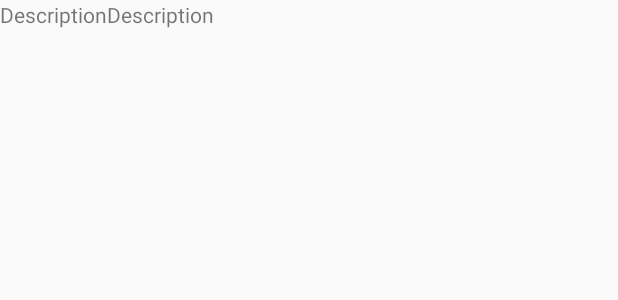
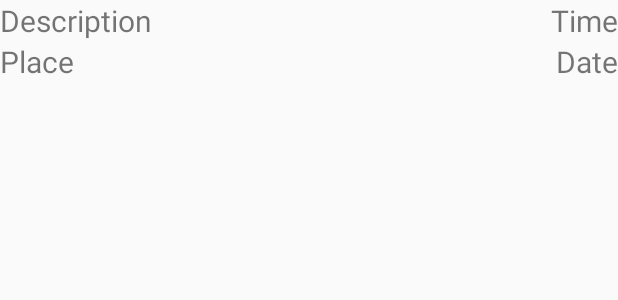
Before and after one commit to ProjectGo/AndroidApp, an Android app: the layout event.xml on its own in the app's theme, with its tools: preview values and no code run, on a phone screen of 412 x 824 dp. Shown: the top 300 px of the screen. Run offline under Robolectric (Android 15) with nearby library versions, the phone set to English and light mode, and no system bars; network calls fail.

```diff
--- a/GoApp/app/src/main/res/layout/event.xml
+++ b/GoApp/app/src/main/res/layout/event.xml
@@ -5,22 +5,43 @@
     android:layout_height="wrap_content">
     <LinearLayout
         android:layout_width="fill_parent"
-        android:layout_height="wrap_content">
+        android:layout_height="wrap_content"
+        >
         <TextView
             android:layout_width="wrap_content"
             android:layout_height="fill_parent"
             android:text="Description"
+            android:layout_weight = "1"
+            android:textSize="20dp"
+            android:id="@+id/description"
             />
         <TextView
             android:layout_width="wrap_content"
             android:layout_height="fill_parent"
-            android:text="Description"
-            android:layout_gravity="    "/>
+            android:text="Time"
+            android:textSize="20dp"
+            android:id="@+id/time"
+             />
     </LinearLayout>
 
     <LinearLayout
         android:layout_width="fill_parent"
         android:layout_height="wrap_content">
+        <TextView
+            android:layout_width="wrap_content"
+            android:layout_height="fill_parent"
+            android:text="Place"
+            android:layout_weight = "1"
+            android:textSize="20dp"
+            android:id="@+id/place"
+            />
+        <TextView
+            android:layout_width="wrap_content"
+            android:layout_height="fill_parent"
+            android:text="Date"
+            android:textSize="20dp"
+            android:id="@+id/date"
+            />
 
     </LinearLayout>
 
```
Also changed, not shown: GoApp/app/src/main/java/com/hakathonego/goapp/DataAdapter.java (added, +73 -0 lines), GoApp/app/src/main/res/layout/activity_start.xml (+12 -0 lines).
